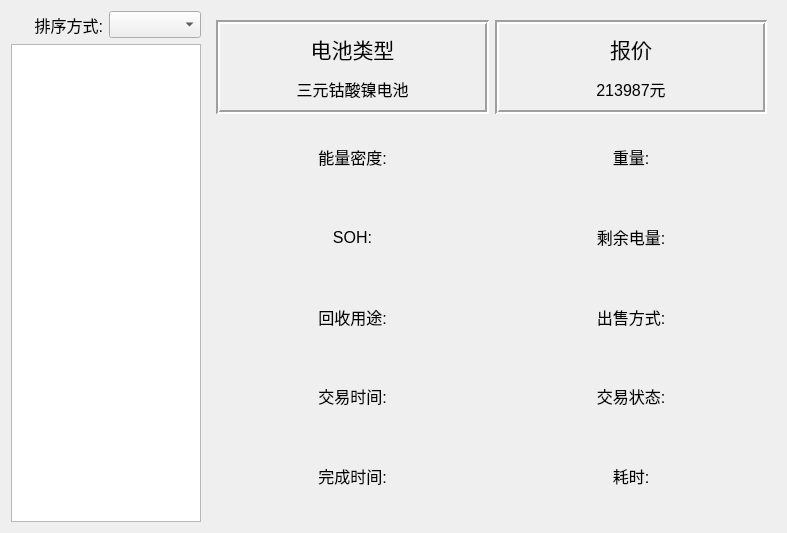
RipplesDance/WasteMetalRecoverySystem, file transactionHistoryDialog.ui: the form before one commit.
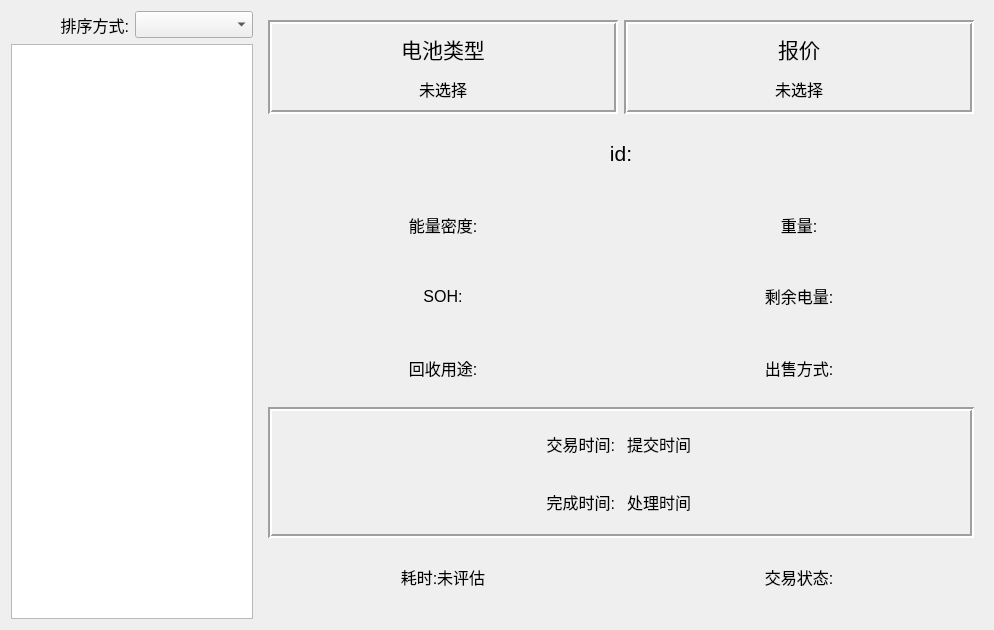
The form after the commit.

Commit message: finished transactionHistoryDialog

The edit to the form file:
```diff
--- a/transactionHistoryDialog.ui
+++ b/transactionHistoryDialog.ui
@@ -6,8 +6,8 @@
    <rect>
     <x>0</x>
     <y>0</y>
-    <width>787</width>
-    <height>533</height>
+    <width>994</width>
+    <height>630</height>
    </rect>
   </property>
   <property name="windowTitle">
@@ -50,7 +50,117 @@
    </item>
    <item>
     <widget class="QWidget" name="widget" native="true">
-     <layout class="QGridLayout" name="gridLayout_2">
+     <layout class="QGridLayout" name="gridLayout_2" rowstretch="1,1,1,1,1,2,1">
+      <item row="4" column="1">
+       <widget class="QLabel" name="sellingWay_label">
+        <property name="font">
+         <font>
+          <pointsize>12</pointsize>
+         </font>
+        </property>
+        <property name="text">
+         <string>出售方式:</string>
+        </property>
+        <property name="alignment">
+         <set>Qt::AlignCenter</set>
+        </property>
+       </widget>
+      </item>
+      <item row="5" column="0" colspan="2">
+       <widget class="QFrame" name="frame_3">
+        <property name="frameShape">
+         <enum>QFrame::Box</enum>
+        </property>
+        <property name="frameShadow">
+         <enum>QFrame::Sunken</enum>
+        </property>
+        <property name="lineWidth">
+         <number>2</number>
+        </property>
+        <layout class="QVBoxLayout" name="verticalLayout_3">
+         <property name="spacing">
+          <number>12</number>
+         </property>
+         <item>
+          <layout class="QHBoxLayout" name="horizontalLayout_2">
+           <item>
+            <widget class="QLabel" name="label_2">
+             <property name="font">
+              <font>
+               <pointsize>12</pointsize>
+              </font>
+             </property>
+             <property name="text">
+              <string>交易时间:</string>
+             </property>
+             <property name="alignment">
+              <set>Qt::AlignRight|Qt::AlignTrailing|Qt::AlignVCenter</set>
+             </property>
+            </widget>
+           </item>
+           <item>
+            <widget class="QLabel" name="submittedTime_label">
+             <property name="font">
+              <font>
+               <pointsize>12</pointsize>
+              </font>
+             </property>
+             <property name="text">
+              <string>提交时间</string>
+             </property>
+            </widget>
+           </item>
+          </layout>
+         </item>
+         <item>
+          <layout class="QHBoxLayout" name="horizontalLayout_3">
+           <item>
+            <widget class="QLabel" name="label_3">
+             <property name="font">
+              <font>
+               <pointsize>12</pointsize>
+              </font>
+             </property>
+             <property name="text">
+              <string>完成时间:</string>
+             </property>
+             <property name="alignment">
+              <set>Qt::AlignRight|Qt::AlignTrailing|Qt::AlignVCenter</set>
+             </property>
+            </widget>
+           </item>
+           <item>
+            <widget class="QLabel" name="resultTime_label">
+             <property name="font">
+              <font>
+               <pointsize>12</pointsize>
+              </font>
+             </property>
+             <property name="text">
+              <string>处理时间</string>
+             </property>
+            </widget>
+           </item>
+          </layout>
+         </item>
+        </layout>
+       </widget>
+      </item>
+      <item row="4" column="0">
+       <widget class="QLabel" name="usage_label">
+        <property name="font">
+         <font>
+          <pointsize>12</pointsize>
+         </font>
+        </property>
+        <property name="text">
+         <string>回收用途:</string>
+        </property>
+        <property name="alignment">
+         <set>Qt::AlignCenter</set>
+        </property>
+       </widget>
+      </item>
       <item row="0" column="1">
        <widget class="QFrame" name="frame_2">
         <property name="frameShape">
@@ -89,7 +199,7 @@
             </font>
            </property>
            <property name="text">
-            <string>213987元</string>
+            <string>未选择</string>
            </property>
            <property name="alignment">
             <set>Qt::AlignCenter</set>
@@ -99,37 +209,7 @@
         </layout>
        </widget>
       </item>
-      <item row="3" column="0">
-       <widget class="QLabel" name="usage_label">
-        <property name="font">
-         <font>
-          <pointsize>12</pointsize>
-         </font>
-        </property>
-        <property name="text">
-         <string>回收用途:</string>
-        </property>
-        <property name="alignment">
-         <set>Qt::AlignCenter</set>
-        </property>
-       </widget>
-      </item>
-      <item row="4" column="1">
-       <widget class="QLabel" name="transactionStatus_label">
-        <property name="font">
-         <font>
-          <pointsize>12</pointsize>
-         </font>
-        </property>
-        <property name="text">
-         <string>交易状态:</string>
-        </property>
-        <property name="alignment">
-         <set>Qt::AlignCenter</set>
-        </property>
-       </widget>
-      </item>
-      <item row="1" column="0">
+      <item row="2" column="0">
        <widget class="QLabel" name="energyDensity_label">
         <property name="font">
          <font>
@@ -144,7 +224,22 @@
         </property>
        </widget>
       </item>
-      <item row="2" column="1">
+      <item row="6" column="0">
+       <widget class="QLabel" name="duration_label">
+        <property name="font">
+         <font>
+          <pointsize>12</pointsize>
+         </font>
+        </property>
+        <property name="text">
+         <string>耗时:未评估</string>
+        </property>
+        <property name="alignment">
+         <set>Qt::AlignCenter</set>
+        </property>
+       </widget>
+      </item>
+      <item row="3" column="1">
        <widget class="QLabel" name="leagcyElectricity_label">
         <property name="font">
          <font>
@@ -159,21 +254,6 @@
         </property>
        </widget>
       </item>
-      <item row="1" column="1">
-       <widget class="QLabel" name="weight_label">
-        <property name="font">
-         <font>
-          <pointsize>12</pointsize>
-         </font>
-        </property>
-        <property name="text">
-         <string>重量:</string>
-        </property>
-        <property name="alignment">
-         <set>Qt::AlignCenter</set>
-        </property>
-       </widget>
-      </item>
       <item row="0" column="0">
        <widget class="QFrame" name="frame">
         <property name="frameShape">
@@ -212,7 +292,7 @@
             </font>
            </property>
            <property name="text">
-            <string>三元钴酸镍电池</string>
+            <string>未选择</string>
            </property>
            <property name="alignment">
             <set>Qt::AlignCenter</set>
@@ -222,22 +302,37 @@
         </layout>
        </widget>
       </item>
-      <item row="3" column="1">
-       <widget class="QLabel" name="sellingWay_label">
+      <item row="6" column="1">
+       <widget class="QLabel" name="transactionStatus_label">
         <property name="font">
          <font>
           <pointsize>12</pointsize>
          </font>
         </property>
         <property name="text">
-         <string>出售方式:</string>
+         <string>交易状态:</string>
         </property>
         <property name="alignment">
          <set>Qt::AlignCenter</set>
         </property>
        </widget>
       </item>
-      <item row="2" column="0">
+      <item row="2" column="1">
+       <widget class="QLabel" name="weight_label">
+        <property name="font">
+         <font>
+          <pointsize>12</pointsize>
+         </font>
+        </property>
+        <property name="text">
+         <string>重量:</string>
+        </property>
+        <property name="alignment">
+         <set>Qt::AlignCenter</set>
+        </property>
+       </widget>
+      </item>
+      <item row="3" column="0">
        <widget class="QLabel" name="SOH_label">
         <property name="font">
          <font>
@@ -252,45 +347,15 @@
         </property>
        </widget>
       </item>
-      <item row="4" column="0">
-       <widget class="QLabel" name="submittedTime_label">
+      <item row="1" column="0" colspan="2">
+       <widget class="QLabel" name="id_label">
         <property name="font">
          <font>
-          <pointsize>12</pointsize>
+          <pointsize>16</pointsize>
          </font>
         </property>
         <property name="text">
-         <string>交易时间:</string>
-        </property>
-        <property name="alignment">
-         <set>Qt::AlignCenter</set>
-        </property>
-       </widget>
-      </item>
-      <item row="5" column="0">
-       <widget class="QLabel" name="accepttedTime_label">
-        <property name="font">
-         <font>
-          <pointsize>12</pointsize>
-         </font>
-        </property>
-        <property name="text">
-         <string>完成时间:</string>
-        </property>
-        <property name="alignment">
-         <set>Qt::AlignCenter</set>
-        </property>
-       </widget>
-      </item>
-      <item row="5" column="1">
-       <widget class="QLabel" name="duration_label">
-        <property name="font">
-         <font>
-          <pointsize>12</pointsize>
-         </font>
-        </property>
-        <property name="text">
-         <string>耗时:</string>
+         <string>id:</string>
         </property>
         <property name="alignment">
          <set>Qt::AlignCenter</set>
```
The commit also changes 7 other files.
